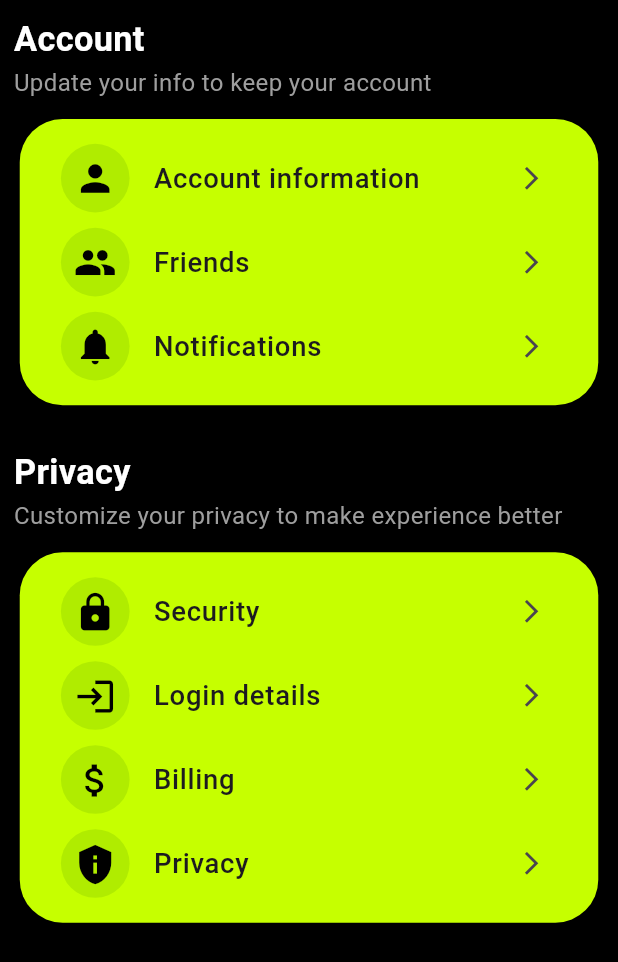
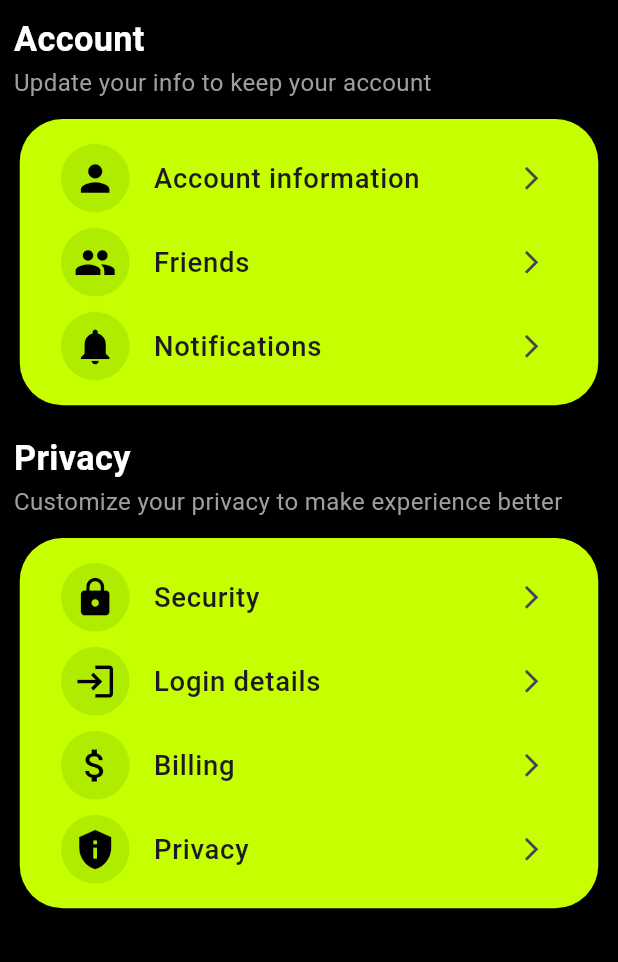
Before and after one commit to Goappster/nft_project, a Flutter app: the UserProfileScreen screen opened by its route, on a phone screen of 412 x 824 dp. Shown: the top 962 px of the screen. Run offline on Flutter 3.47's test engine with Material 3 defaults, Android fonts, the phone set to English and light mode, and no system bars; our stand-ins replace cached_network_image, dio, dotted_border, equatable, flutter_bloc, flutter_screenutil and 8 more; accounts and stored records are empty; network calls fail.

```diff
--- a/lib/views/auth/user_profile_screen.dart
+++ b/lib/views/auth/user_profile_screen.dart
@@ -1,7 +1,6 @@
 import 'package:flutter/material.dart';
 import 'package:flutter_screenutil/flutter_screenutil.dart';
 import 'package:get/get.dart';
-
 import '../../Controller/user_controller.dart';
 
 
@@ -17,9 +16,9 @@ class UserProfileScreen extends StatelessWidget {
         if (userController.isLoading.value && user == null) {
           return Center(child: CircularProgressIndicator());
         }
-        // if (user == null) {
-        //   return Center(child: Text("No user data available.", style: TextStyle(fontSize: 12.sp)));
-        // }
+        if (user == null) {
+          return Center(child: Text("No user data available.", style: TextStyle(fontSize: 12.sp)));
+        }
 
         return Scaffold(
           backgroundColor: Colors.black,
@@ -47,7 +46,7 @@ class UserProfileScreen extends StatelessWidget {
                       ),
                     ),
                   ),
-                  SizedBox(height: 20.h),
+                  SizedBox(height: 12.h),
                   _buildSectionTitle("Privacy", "Customize your privacy to make experience better"),
                   SizedBox(height: 6.h),
                   Card(
```
